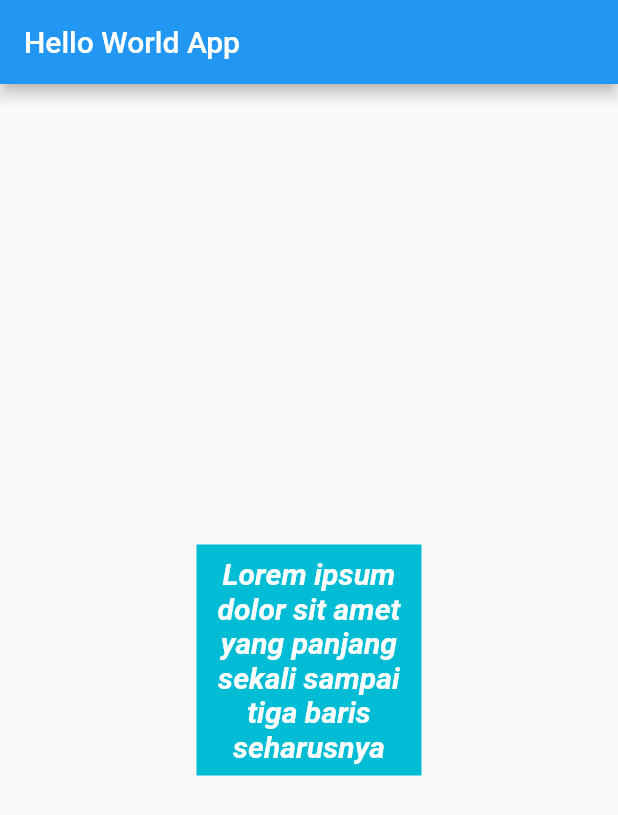
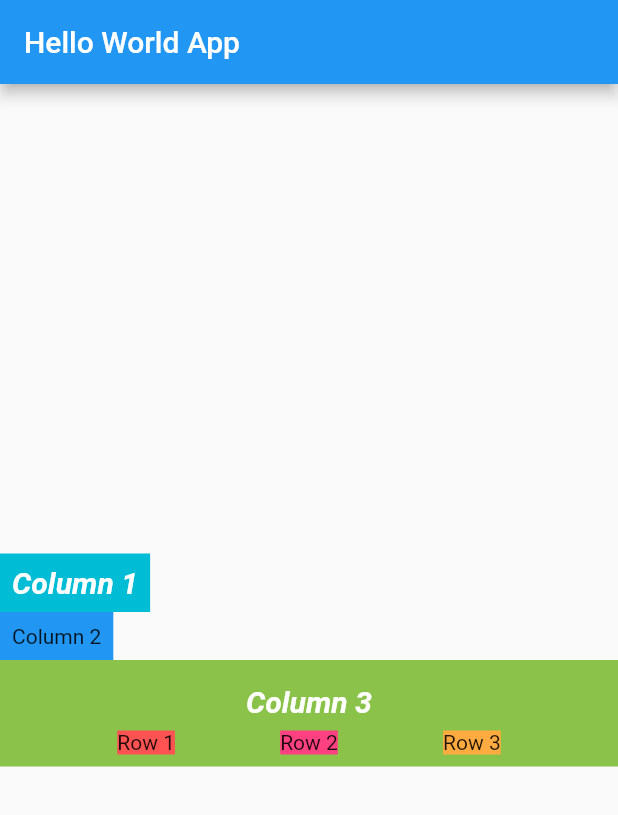
Before and after one commit to nadrianfikri/learn-flutter, a Flutter app: the screen it shows after launch, on a phone screen of 412 x 824 dp. Shown: the top 815 px of the screen. Run offline on Flutter 3.47's test engine with Material 2 defaults, Android fonts, the phone set to English and light mode, and no system bars.

Commit message:
feat: row and column

```diff
--- a/lib/main.dart
+++ b/lib/main.dart
@@ -12,18 +12,16 @@ class MyApp extends StatelessWidget {
         appBar: AppBar(
           title: const Text('Hello World App'),
         ),
-        body: Center(
-            child: Container(
+        body: Column(
+          mainAxisAlignment: MainAxisAlignment.center,
+          crossAxisAlignment: CrossAxisAlignment.start,
+          children: <Widget>[
+            Container(
               color: Colors.cyan,
-          width: 150,
-          // height: 50,
               child: const Padding(
                 padding: EdgeInsets.all(8.0),
                 child: Text(
-              'Lorem ipsum dolor sit amet yang panjang sekali sampai tiga baris seharusnya',
-              // maxLines: 2,
-              // overflow: TextOverflow.ellipsis,
-              // softWrap: false,
+                  'Column 1',
                   textAlign: TextAlign.center,
                   style: TextStyle(
                       color: Colors.white,
@@ -32,7 +30,50 @@ class MyApp extends StatelessWidget {
                       fontSize: 20),
                 ),
               ),
+            ),
+            Container(
+              color: Colors.blue,
+              child: const Padding(
+                padding: EdgeInsets.all(8.0),
+                child: Text(
+                  'Column 2',
+                ),
+              ),
+            ),
+            Container(
+              color: Colors.lightGreen,
+              child: Padding(
+                  padding: EdgeInsets.all(8.0),
+                  child: Column(
+                    children: [
+                      const Padding(
+                        padding: EdgeInsets.all(8.0),
+                        child: Text(
+                          'Column 3',
+                          textAlign: TextAlign.center,
+                          style: TextStyle(
+                              color: Colors.white,
+                              fontStyle: FontStyle.italic,
+                              fontWeight: FontWeight.w600,
+                              fontSize: 20),
+                        ),
+                      ),
+                      Row(
+                        mainAxisAlignment: MainAxisAlignment.spaceEvenly,
+                        children: [
+                          Container(
+                              color: Colors.redAccent, child: Text('Row 1')),
+                          Container(
+                              color: Colors.pinkAccent, child: Text('Row 2')),
+                          Container(
+                              color: Colors.orangeAccent, child: Text('Row 3')),
+                        ],
+                      )
+                    ],
                   )),
+            ),
+          ],
+        ),
       ),
     );
   }
```
Lines whose indentation alone changed are shown as unchanged.
